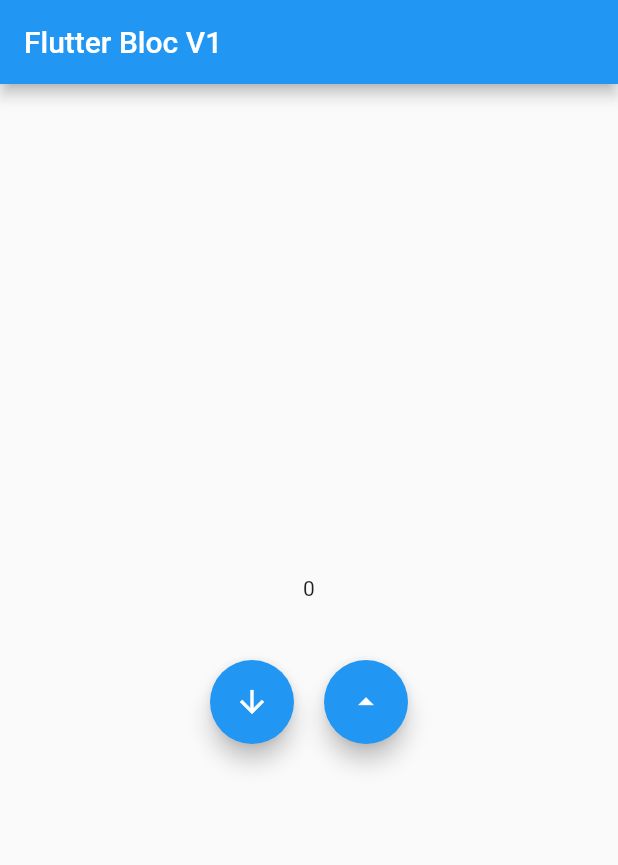
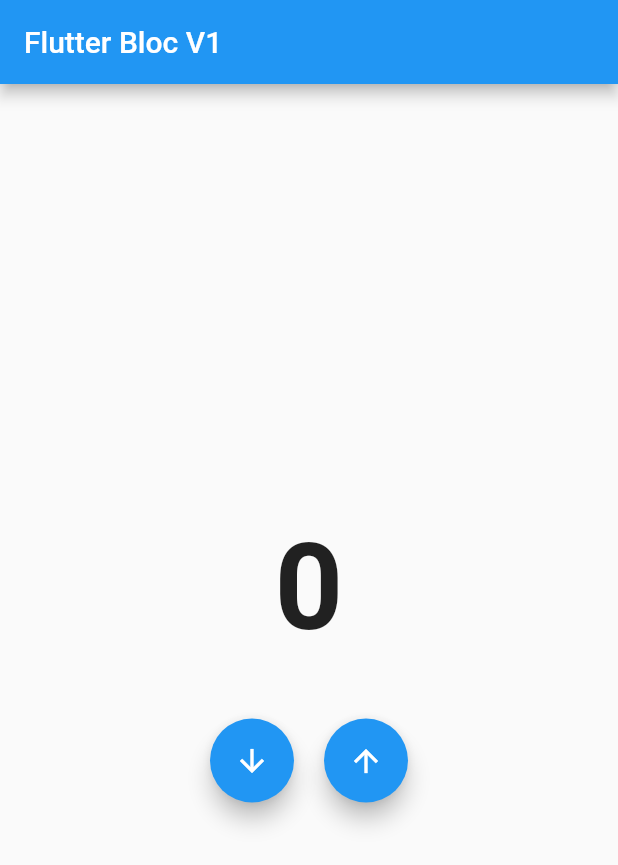
Before and after one commit to ardhikarafi/flutter-fundamental-flutterbloc-v1, a Flutter app: the screen it shows after launch, on a phone screen of 412 x 824 dp. Shown: the top 865 px of the screen. Run offline on Flutter 3.47's test engine with Material 2 defaults, Android fonts, the phone set to English and light mode, and no system bars; our stand-ins replace bloc.

```diff
--- /dev/null
+++ b/lib/bloc/bloc.dart
@@ -0,0 +1 @@
+export 'counter_bloc.dart';
--- /dev/null
+++ b/lib/bloc/counter_event.dart
@@ -0,0 +1,4 @@
+part of 'counter_bloc.dart';
+
+@immutable
+abstract class CounterEvent {}
--- /dev/null
+++ b/lib/bloc/counter_state.dart
@@ -0,0 +1,6 @@
+part of 'counter_bloc.dart';
+
+@immutable
+abstract class CounterState {}
+
+class CounterInitial extends CounterState {}
--- a/lib/mainpage.dart
+++ b/lib/mainpage.dart
@@ -11,7 +11,10 @@ class MainPage extends StatelessWidget {
         child: Column(
           mainAxisAlignment: MainAxisAlignment.center,
           children: [
-            Text("0"),
+            Text(
+              "0",
+              style: TextStyle(fontSize: 80, fontWeight: FontWeight.bold),
+            ),
             SizedBox(
               height: 40,
             ),
@@ -25,7 +28,7 @@ class MainPage extends StatelessWidget {
                 SizedBox(width: 20),
                 FloatingActionButton(
                   onPressed: () {},
-                  child: Icon(Icons.arrow_drop_up),
+                  child: Icon(Icons.arrow_upward),
                 ),
               ],
             )
--- a/pubspec.yaml
+++ b/pubspec.yaml
@@ -28,6 +28,8 @@ dependencies:
   # The following adds the Cupertino Icons font to your application.
   # Use with the CupertinoIcons class for iOS style icons.
   cupertino_icons: ^0.1.3
+  bloc: ^1.0.0
+  flutter_bloc: ^1.0.0
 
 dev_dependencies:
   flutter_test:
```
Also changed, not shown: lib/bloc/counter_bloc.dart (added, +20 -0 lines), pubspec.lock.
